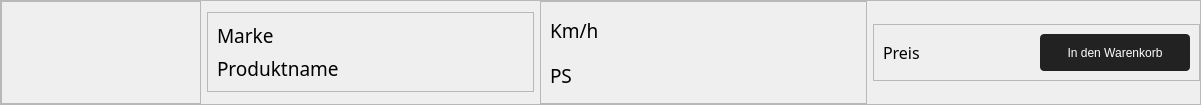
Before: the Qt Designer form ui_files/stockitem.ui in xTheSheep/gui_landwirtschaftliche_fahrzeuge, drawn with Qt 5.
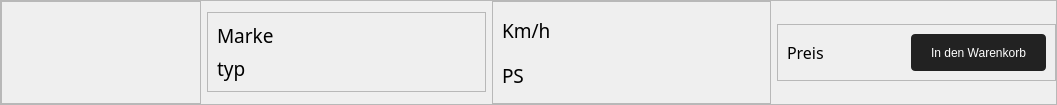
After: the same form once the commit is applied. Icons and pictures are not drawn.

```diff
--- a/ui_files/stockitem.ui
+++ b/ui_files/stockitem.ui
@@ -6,7 +6,7 @@
    <rect>
     <x>0</x>
     <y>0</y>
-    <width>1201</width>
+    <width>1057</width>
     <height>105</height>
    </rect>
   </property>
@@ -148,7 +148,7 @@
             </font>
            </property>
            <property name="text">
-            <string>Produktname</string>
+            <string>typ</string>
            </property>
            <property name="alignment">
             <set>Qt::AlignLeading|Qt::AlignLeft|Qt::AlignVCenter</set>
```
Left out of the diff: 8 changed lines with no effect on the pictures.
